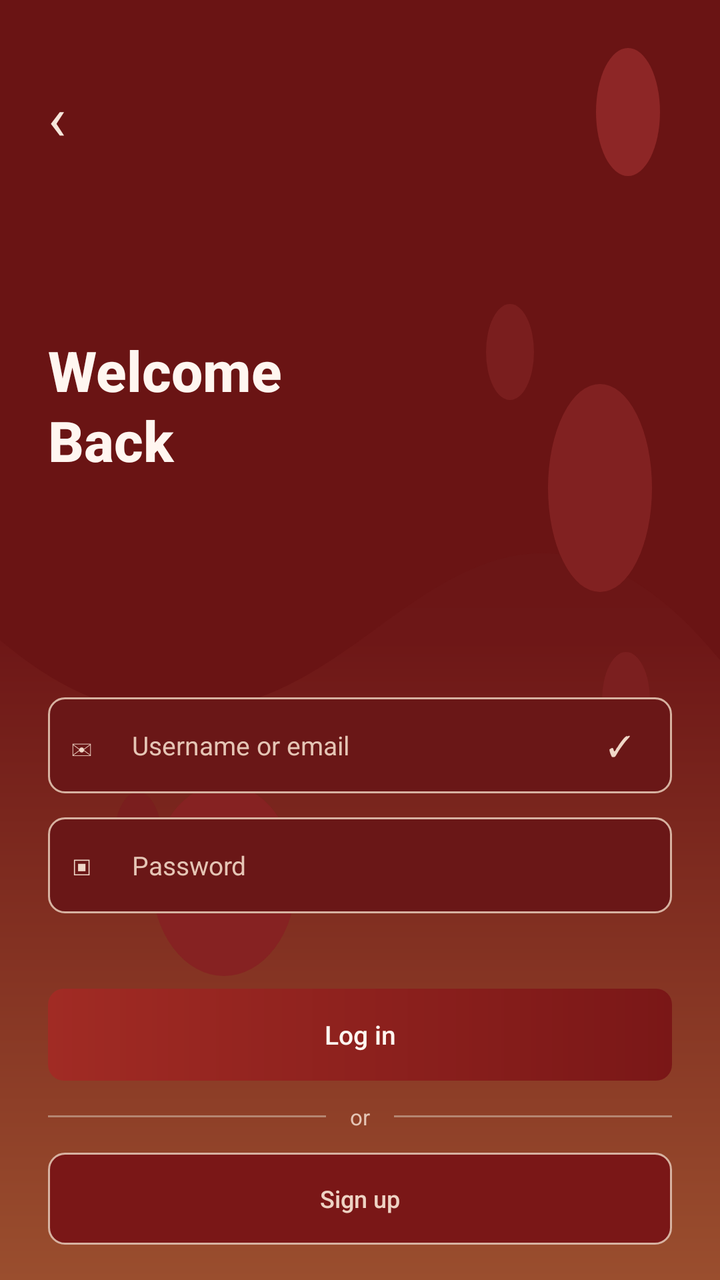
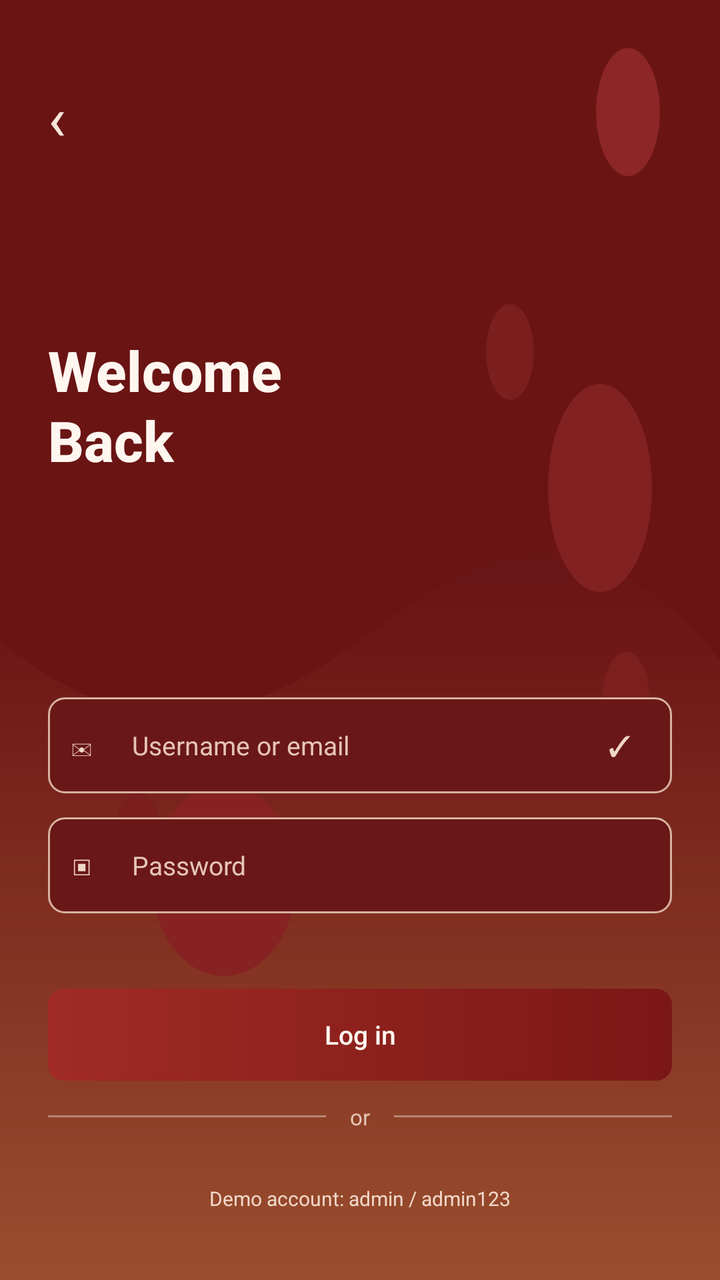

Compare the two renders of this Android layout. The source of the first and the diff that turns it into the second are given below.
<!-- AndroidManifest.xml: activity theme Theme.TokoKomputer -->
<!-- res/layout/activity_main.xml -->
<?xml version="1.0" encoding="utf-8"?>
<FrameLayout xmlns:android="http://schemas.android.com/apk/res/android"
    android:layout_width="match_parent"
    android:layout_height="match_parent"
    android:background="#4E0D0D">

    

    <ScrollView
        android:id="@+id/loginScreen"
        android:layout_width="match_parent"
        android:layout_height="match_parent"
        android:fillViewport="true"
        android:scrollbars="none"
        android:background="@drawable/bg_blue_wave">

        <LinearLayout
            android:layout_width="match_parent"
            android:layout_height="wrap_content"
            android:orientation="vertical"
            android:paddingStart="24dp"
            android:paddingEnd="24dp"
            android:paddingTop="38dp"
            android:paddingBottom="30dp">

            <TextView
                android:layout_width="wrap_content"
                android:layout_height="wrap_content"
                android:text="‹"
                android:textColor="#F6E6DB"
                android:textSize="30sp" />

            <TextView
                android:layout_width="wrap_content"
                android:layout_height="wrap_content"
                android:layout_marginTop="88dp"
                android:text="Welcome\nBack"
                android:textColor="#FFF6F0"
                android:textSize="28sp"
                android:textStyle="bold"
                android:fontFamily="sans-serif-medium"
                android:lineSpacingExtra="2dp" />

            
            <LinearLayout
                android:layout_width="match_parent"
                android:layout_height="wrap_content"
                android:layout_marginTop="110dp"
                android:orientation="vertical">

                
                <LinearLayout
                    android:layout_width="match_parent"
                    android:layout_height="48dp"
                    android:background="@drawable/bg_input_box"
                    android:gravity="center_vertical"
                    android:orientation="horizontal"
                    android:paddingStart="12dp"
                    android:paddingEnd="12dp">

                    <TextView
                        android:layout_width="22dp"
                        android:layout_height="wrap_content"
                        android:text="✉"
                        android:textColor="#F0D7C8"
                        android:textSize="14sp" />

                    <EditText
                        android:id="@+id/etUsername"
                        android:layout_width="0dp"
                        android:layout_height="match_parent"
                        android:layout_weight="1"
                        android:background="@null"
                        android:hint="Username or email"
                        android:inputType="textEmailAddress"
                        android:singleLine="true"
                        android:textColor="#FFF6F0"
                        android:textColorHint="#E5C5B5"
                        android:textSize="13sp"
                        android:paddingStart="8dp"
                        android:fontFamily="sans-serif" />

                    <TextView
                        android:layout_width="20dp"
                        android:layout_height="wrap_content"
                        android:text="✓"
                        android:textColor="#F0D7C8"
                        android:textSize="14sp" />
                </LinearLayout>

                
                <LinearLayout
                    android:layout_width="match_parent"
                    android:layout_height="48dp"
                    android:layout_marginTop="12dp"
                    android:background="@drawable/bg_input_box"
                    android:gravity="center_vertical"
                    android:orientation="horizontal"
                    android:paddingStart="12dp"
                    android:paddingEnd="12dp">

                    <TextView
                        android:layout_width="22dp"
                        android:layout_height="wrap_content"
                        android:text="▣"
                        android:textColor="#F0D7C8"
                        android:textSize="13sp" />

                    <EditText
                        android:id="@+id/etPassword"
                        android:layout_width="0dp"
                        android:layout_height="match_parent"
                        android:layout_weight="1"
                        android:background="@null"
                        android:hint="Password"
                        android:inputType="textPassword"
                        android:singleLine="true"
                        android:textColor="#FFF6F0"
                        android:textColorHint="#E5C5B5"
                        android:textSize="13sp"
                        android:paddingStart="8dp"
                        android:fontFamily="sans-serif" />
                </LinearLayout>

                <TextView
                    android:layout_width="match_parent"
                    android:layout_height="wrap_content"
                    android:layout_marginTop="9dp"
                    android:gravity="end"


                    android:textSize="11sp"
                    android:fontFamily="sans-serif-medium" />

                <TextView
                    android:id="@+id/tvLoginError"
                    android:layout_width="match_parent"
                    android:layout_height="wrap_content"
                    android:layout_marginTop="10dp"
                    android:textColor="#FFD2C8"
                    android:textSize="12sp"
                    android:visibility="gone" />

                <Button
                    android:id="@+id/btnLogin"
                    android:layout_width="match_parent"
                    android:layout_height="46dp"
                    android:layout_marginTop="14dp"
                    android:background="@drawable/bg_button_primary_red"
                    android:stateListAnimator="@null"
                    android:text="Log in"
                    android:textAllCaps="false"
                    android:textColor="#FFF6F0"
                    android:textSize="13sp"
                    android:fontFamily="sans-serif-medium" />

                <LinearLayout
                    android:layout_width="match_parent"
                    android:layout_height="36dp"
                    android:gravity="center"
                    android:orientation="horizontal">

                    <View
                        android:layout_width="0dp"
                        android:layout_height="1dp"
                        android:layout_weight="1"
                        android:background="#B58672" />

                    <TextView
                        android:layout_width="wrap_content"
                        android:layout_height="wrap_content"
                        android:layout_marginStart="12dp"
                        android:layout_marginEnd="12dp"
                        android:text="or"
                        android:textColor="#E5C5B5"
                        android:textSize="11sp" />

                    <View
                        android:layout_width="0dp"
                        android:layout_height="1dp"
                        android:layout_weight="1"
                        android:background="#B58672" />
                </LinearLayout>

                <Button
                    android:id="@+id/btnSignUp"
                    android:layout_width="match_parent"
                    android:layout_height="46dp"
                    android:background="@drawable/bg_button_secondary_red"
                    android:enabled="false"
                    android:stateListAnimator="@null"
                    android:text="Sign up"
                    android:textAllCaps="false"
                    android:textColor="#EED3C4"
                    android:textSize="12sp"
                    android:fontFamily="sans-serif-medium" />

                <TextView
                    android:layout_width="match_parent"
                    android:layout_height="wrap_content"
                    android:layout_marginTop="16dp"
                    android:gravity="center"
                    android:text="Demo account: admin / admin123"
                    android:textColor="#F0D7C8"
                    android:textSize="10sp" />
            </LinearLayout>
        </LinearLayout>
    </ScrollView>

    

    <ScrollView
        android:id="@+id/calculatorScreen"
        android:layout_width="match_parent"
        android:layout_height="match_parent"
        android:fillViewport="true"
        android:scrollbars="none"
        android:visibility="gone"
        android:background="@drawable/bg_blue_wave">

        <LinearLayout
            android:layout_width="match_parent"
            android:layout_height="wrap_content"
            android:orientation="vertical"
            android:paddingStart="20dp"
            android:paddingEnd="20dp"
            android:paddingTop="24dp"
            android:paddingBottom="24dp">

            
            <LinearLayout
                android:layout_width="match_parent"
                android:layout_height="wrap_content"
                android:gravity="center_vertical"
                android:orientation="horizontal">

                <TextView
                    android:layout_width="42dp"
                    android:layout_height="42dp"
                    android:background="@drawable/bg_button_secondary_red"
                    android:gravity="center"
                    android:text="TK"
                    android:textColor="#FFF6F0"
                    android:textSize="15sp"
                    android:textStyle="bold" />

                <LinearLayout
                    android:layout_width="0dp"
                    android:layout_height="wrap_content"
                    android:layout_weight="1"
                    android:layout_marginStart="10dp"
                    android:orientation="vertical">

                    <TextView
                        android:layout_width="wrap_content"
                        android:layout_height="wrap_content"
                        android:text="TokoKomputer"
                        android:textColor="#FFF6F0"
                        android:textSize="16sp"
                        android:textStyle="bold"
                        android:fontFamily="sans-serif-medium" />

                    <TextView
                        android:layout_width="wrap_content"
                        android:layout_height="wrap_content"
                        android:text="Computer configurator"
                        android:textColor="#F0D7C8"
                        android:textSize="10sp" />
                </LinearLayout>

                <Button
                    android:id="@+id/btnLogout"
                    android:layout_width="78dp"
                    android:layout_height="40dp"
                    android:background="@drawable/bg_button_secondary_red"
                    android:stateListAnimator="@null"
                    android:text="Logout"
                    android:textAllCaps="false"
                    android:textColor="#FFF6F0"
                    android:textSize="11sp"
                    android:fontFamily="sans-serif-medium" />
            </LinearLayout>

            <TextView
                android:id="@+id/tvWelcome"
                android:layout_width="match_parent"
                android:layout_height="wrap_content"
                android:layout_marginTop="28dp"
                android:text="Welcome Back"
                android:textColor="#FFF6F0"
                android:textSize="26sp"
                android:textStyle="bold"
                android:fontFamily="sans-serif-medium" />

            <TextView
                android:layout_width="match_parent"
                android:layout_height="wrap_content"
                android:layout_marginTop="6dp"
                android:text="Build your perfect computer setup."
                android:textColor="#F0D7C8"
                android:textSize="12sp" />

            
            <LinearLayout
                android:layout_width="match_parent"
                android:layout_height="wrap_content"
                android:layout_marginTop="26dp"
                android:orientation="vertical">

                <TextView
                    android:layout_width="wrap_content"
                    android:layout_height="wrap_content"
                    android:text="Build Setup"
                    android:textColor="#FFF1E8"
                    android:textSize="22sp"
                    android:textStyle="bold"
                    android:fontFamily="sans-serif-medium" />

                <TextView
                    android:layout_width="match_parent"
                    android:layout_height="wrap_content"
                    android:layout_marginTop="4dp"
                    android:text="Choose all specifications below."
                    android:textColor="#E7C7B7"
                    android:textSize="11sp" />

                
                <TextView
                    android:layout_width="wrap_content"
                    android:layout_height="wrap_content"
                    android:layout_marginTop="18dp"
                    android:text="Device Type"
                    android:textColor="#F6DDCF"
                    android:textSize="12sp"
                    android:textStyle="bold" />

                <Spinner
                    android:id="@+id/spinnerDeviceType"
                    android:layout_width="match_parent"
                    android:layout_height="50dp"
                    android:layout_marginTop="6dp"
                    android:background="@drawable/bg_input_box"
                    android:paddingStart="10dp"
                    android:paddingEnd="10dp" />

                
                <TextView
                    android:layout_width="wrap_content"
                    android:layout_height="wrap_content"
                    android:layout_marginTop="14dp"
                    android:text="Processor"
                    android:textColor="#F6DDCF"
                    android:textSize="12sp"
                    android:textStyle="bold" />

                <Spinner
                    android:id="@+id/spinnerProcessor"
                    android:layout_width="match_parent"
                    android:layout_height="50dp"
                    android:layout_marginTop="6dp"
                    android:background="@drawable/bg_input_box"
                    android:paddingStart="10dp"
                    android:paddingEnd="10dp" />

                
                <TextView
                    android:layout_width="wrap_content"
                    android:layout_height="wrap_content"
                    android:layout_marginTop="14dp"
                    android:text="Memory / RAM"
                    android:textColor="#F6DDCF"
                    android:textSize="12sp"
                    android:textStyle="bold" />

                <Spinner
                    android:id="@+id/spinnerMemory"
                    android:layout_width="match_parent"
                    android:layout_height="50dp"
                    android:layout_marginTop="6dp"
                    android:background="@drawable/bg_input_box"
                    android:paddingStart="10dp"
                    android:paddingEnd="10dp" />

                
                <TextView
                    android:layout_width="wrap_content"
                    android:layout_height="wrap_content"
                    android:layout_marginTop="14dp"
                    android:text="Storage Type"
                    android:textColor="#F6DDCF"
                    android:textSize="12sp"
                    android:textStyle="bold" />

                <Spinner
                    android:id="@+id/spinnerStorageType"
                    android:layout_width="match_parent"
                    android:layout_height="50dp"
                    android:layout_marginTop="6dp"
                    android:background="@drawable/bg_input_box"
                    android:paddingStart="10dp"
                    android:paddingEnd="10dp" />

                
                <TextView
                    android:layout_width="wrap_content"
                    android:layout_height="wrap_content"
                    android:layout_marginTop="14dp"
                    android:text="Storage Capacity"
                    android:textColor="#F6DDCF"
                    android:textSize="12sp"
                    android:textStyle="bold" />

                <Spinner
                    android:id="@+id/spinnerStorageCapacity"
                    android:layout_width="match_parent"
                    android:layout_height="50dp"
                    android:layout_marginTop="6dp"
                    android:background="@drawable/bg_input_box"
                    android:paddingStart="10dp"
                    android:paddingEnd="10dp" />

                
                <TextView
                    android:layout_width="wrap_content"
                    android:layout_height="wrap_content"
                    android:layout_marginTop="14dp"
                    android:text="Monitor Size"
                    android:textColor="#F6DDCF"
                    android:textSize="12sp"
                    android:textStyle="bold" />

                <Spinner
                    android:id="@+id/spinnerMonitor"
                    android:layout_width="match_parent"
                    android:layout_height="50dp"
                    android:layout_marginTop="6dp"
                    android:background="@drawable/bg_input_box"
                    android:paddingStart="10dp"
                    android:paddingEnd="10dp" />

                
                <TextView
                    android:layout_width="wrap_content"
                    android:layout_height="wrap_content"
                    android:layout_marginTop="14dp"
                    android:text="Graphics Card"
                    android:textColor="#F6DDCF"
                    android:textSize="12sp"
                    android:textStyle="bold" />

                <Spinner
                    android:id="@+id/spinnerGraphicsCard"
                    android:layout_width="match_parent"
                    android:layout_height="50dp"
                    android:layout_marginTop="6dp"
                    android:background="@drawable/bg_input_box"
                    android:paddingStart="10dp"
                    android:paddingEnd="10dp" />

                <TextView
                    android:id="@+id/tvComputerError"
                    android:layout_width="match_parent"
                    android:layout_height="wrap_content"
                    android:layout_marginTop="12dp"
                    android:textColor="#FFE2D3"
                    android:textSize="12sp"
                    android:visibility="gone" />

                <TextView
                    android:id="@+id/tvIncompleteHint"
                    android:layout_width="match_parent"
                    android:layout_height="wrap_content"
                    android:layout_marginTop="12dp"
                    android:text="Complete all specifications to calculate."
                    android:textColor="#E8CCBF"
                    android:textSize="11sp" />

                <Button
                    android:id="@+id/btnCalculate"
                    android:layout_width="match_parent"
                    android:layout_height="48dp"
                    android:layout_marginTop="14dp"
                    android:background="@drawable/bg_button_primary_red"
                    android:enabled="false"
                    android:stateListAnimator="@null"
                    android:text="Calculate Price"
                    android:textAllCaps="false"
                    android:textColor="#FFF6F0"
                    android:textSize="13sp"
                    android:fontFamily="sans-serif-medium" />

                <Button
                    android:id="@+id/btnReset"
                    android:layout_width="match_parent"
                    android:layout_height="46dp"
                    android:layout_marginTop="8dp"
                    android:background="@drawable/bg_button_secondary_red"
                    android:stateListAnimator="@null"
                    android:text="Reset Configuration"
                    android:textAllCaps="false"
                    android:textColor="#FFF0E6"
                    android:textSize="12sp"
                    android:fontFamily="sans-serif-medium" />

                
                <LinearLayout
                    android:id="@+id/resultCard"
                    android:layout_width="match_parent"
                    android:layout_height="wrap_content"
                    android:layout_marginTop="20dp"
                    android:background="@drawable/bg_input_box"
                    android:orientation="vertical"
                    android:padding="18dp"
                    android:visibility="gone">

                    <TextView
                        android:layout_width="wrap_content"
                        android:layout_height="wrap_content"
                        android:text="TOTAL ESTIMATED PRICE"
                        android:textColor="#F2D9CB"
                        android:textSize="10sp"
                        android:textStyle="bold" />

                    <TextView
                        android:id="@+id/tvTotalPrice"
                        android:layout_width="match_parent"
                        android:layout_height="wrap_content"
                        android:layout_marginTop="8dp"
                        android:text="Rp0"
                        android:textColor="#FFF6F0"
                        android:textSize="25sp"
                        android:textStyle="bold"
                        android:fontFamily="sans-serif-medium" />

                    <View
                        android:layout_width="match_parent"
                        android:layout_height="1dp"
                        android:layout_marginTop="14dp"
                        android:layout_marginBottom="12dp"
                        android:background="#B58672" />

                    <TextView
                        android:layout_width="wrap_content"
                        android:layout_height="wrap_content"
                        android:text="PRICE DETAILS"
                        android:textColor="#F2D9CB"
                        android:textSize="10sp"
                        android:textStyle="bold" />

                    <LinearLayout
                        android:id="@+id/priceDetailsContainer"
                        android:layout_width="match_parent"
                        android:layout_height="wrap_content"
                        android:layout_marginTop="8dp"
                        android:orientation="vertical" />
                </LinearLayout>
            </LinearLayout>
        </LinearLayout>
    </ScrollView>
</FrameLayout>
<!-- resources referenced by this layout -->
<resources>
  <!-- drawable bg_blue_wave (drawable) -->
  <?xml version="1.0" encoding="utf-8"?>
  <layer-list xmlns:android="http://schemas.android.com/apk/res/android">
  
      
      <item>
          <shape android:shape="rectangle">
              <gradient
                  android:angle="270"
                  android:startColor="#4E0D0D"
                  android:centerColor="#6E1717"
                  android:endColor="#9A4E2E" />
          </shape>
      </item>
  
      
      <item>
          <vector
              android:width="360dp"
              android:height="320dp"
              android:viewportWidth="360"
              android:viewportHeight="320">
  
              
              <path
                  android:fillColor="#6A1414"
                  android:pathData="M0,0 H360 V165
                  C326,144 288,134 248,140
                  C203,147 174,167 126,175
                  C76,183 38,176 0,160 Z" />
  
              
              <path
                  android:fillColor="#8D2626"
                  android:pathData="M314,28m-16,0a16,16 0,1 1,32 0a16,16 0,1 1,-32 0" />
  
              <path
                  android:fillColor="#7A1E1E"
                  android:pathData="M255,88m-12,0a12,12 0,1 1,24 0a12,12 0,1 1,-24 0" />
  
              <path
                  android:fillColor="#812121"
                  android:pathData="M300,122m-26,0a26,26 0,1 1,52 0a26,26 0,1 1,-52 0" />
  
              <path
                  android:fillColor="#7A1E1E"
                  android:pathData="M69,210m-12,0a12,12 0,1 1,24 0a12,12 0,1 1,-24 0" />
  
              <path
                  android:fillColor="#862222"
                  android:pathData="M112,220m-36,0a36,24 0,1 1,72 0a36,24 0,1 1,-72 0" />
  
              <path
                  android:fillColor="#7B1F1F"
                  android:pathData="M313,175m-12,0a12,12 0,1 1,24 0a12,12 0,1 1,-24 0" />
          </vector>
      </item>
  
  </layer-list>
  <!-- drawable bg_button_primary_red (drawable) -->
  <?xml version="1.0" encoding="utf-8"?>
  <shape xmlns:android="http://schemas.android.com/apk/res/android">
      <gradient
          android:angle="0"
          android:startColor="#A12B24"
          android:endColor="#7A1717" />
      <corners android:radius="8dp"/>
  </shape>
  <!-- drawable bg_button_secondary_red (drawable) -->
  <?xml version="1.0" encoding="utf-8"?>
  <shape xmlns:android="http://schemas.android.com/apk/res/android">
      <solid android:color="#7A1717"/>
      <stroke
          android:width="1dp"
          android:color="#D7B2A1" />
      <corners android:radius="8dp"/>
  </shape>
  <!-- drawable bg_input_box (drawable) -->
  <?xml version="1.0" encoding="utf-8"?>
  <shape xmlns:android="http://schemas.android.com/apk/res/android">
      <solid android:color="#6A1717"/>
      <stroke
          android:width="1dp"
          android:color="#D7B2A1" />
      <corners android:radius="8dp"/>
  </shape>
  <style name="Theme.TokoKomputer" parent="android:Theme.Material.Light.NoActionBar" />
</resources>

<!-- the commit's change to res/layout/activity_main.xml (unified diff, before → after) -->
@@ -182,18 +182,6 @@
                         android:background="#B58672" />
                 </LinearLayout>
 
-                <Button
-                    android:id="@+id/btnSignUp"
-                    android:layout_width="match_parent"
-                    android:layout_height="46dp"
-                    android:background="@drawable/bg_button_secondary_red"
-                    android:enabled="false"
-                    android:stateListAnimator="@null"
-                    android:text="Sign up"
-                    android:textAllCaps="false"
-                    android:textColor="#EED3C4"
-                    android:textSize="12sp"
-                    android:fontFamily="sans-serif-medium" />
 
                 <TextView
                     android:layout_width="match_parent"
